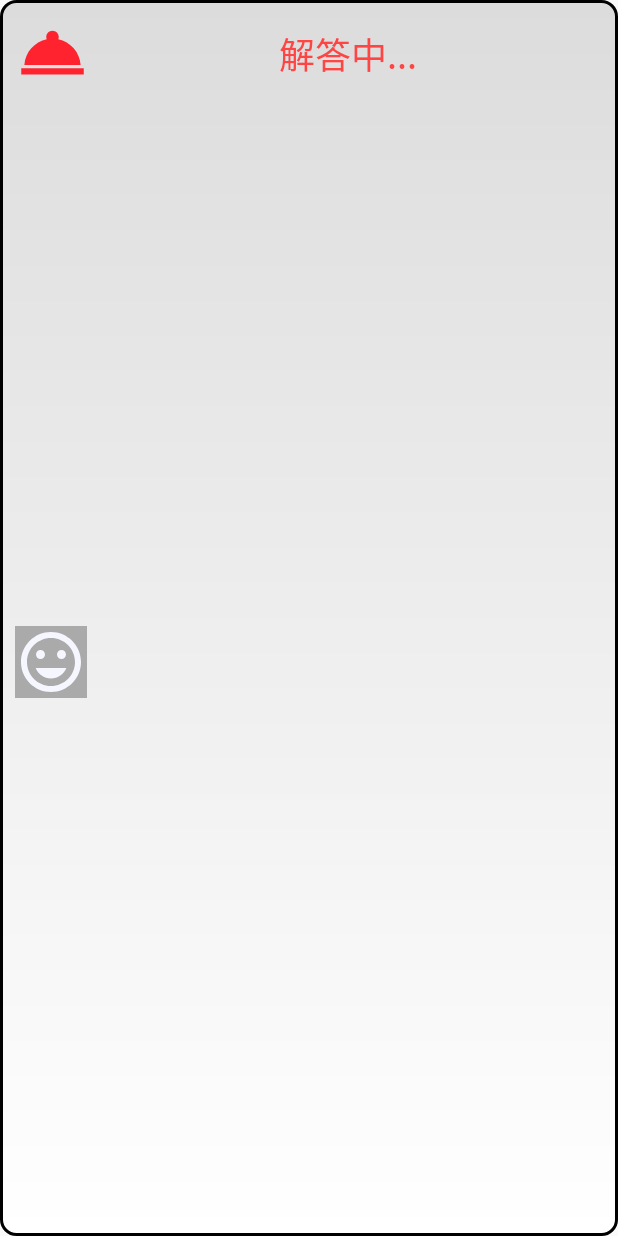
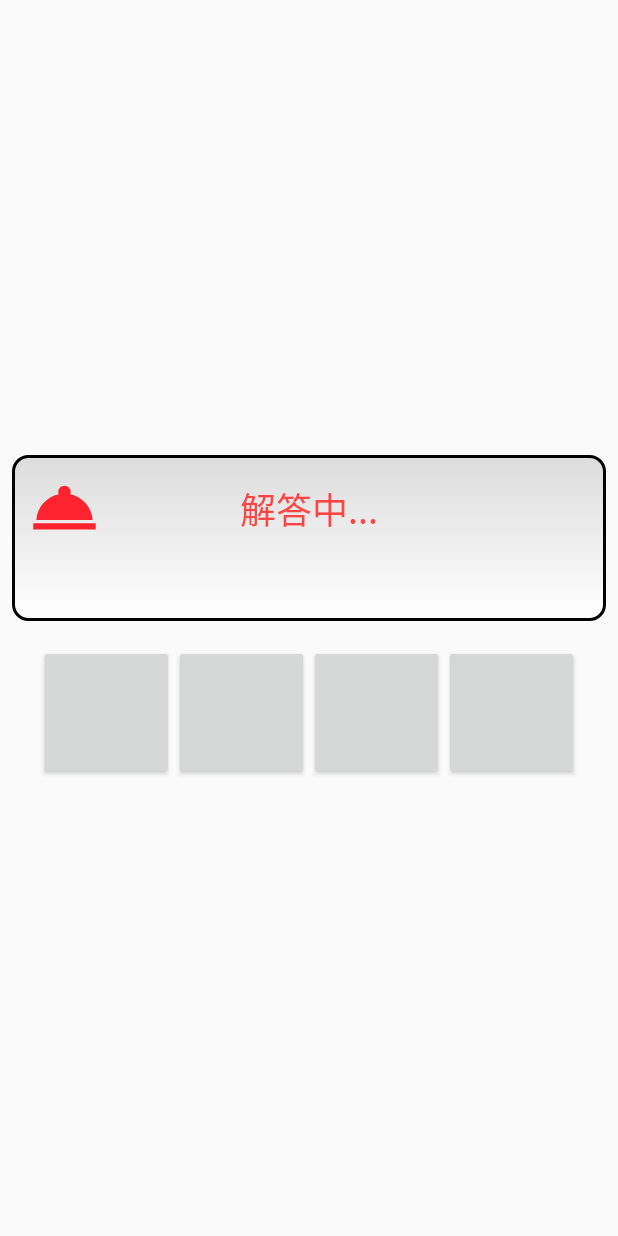
Before and after one commit to uzuraegg/QuizMaster, an Android app: the layout dialog_answering.xml on its own in the app's theme, with its tools: preview values and no code run, on a phone screen of 412 x 824 dp. Run offline under Robolectric (Android 15) with nearby library versions, the phone set to English and light mode, and no system bars.

Commit message:
諸々仮完成させた

```diff
--- a/app/src/main/AndroidManifest.xml
+++ b/app/src/main/AndroidManifest.xml
@@ -21,6 +21,7 @@
                 <action android:name="android.intent.action.QUIZ" />
             </intent-filter>
         </activity>
+        <activity android:name=".EndActivity"></activity>
     </application>
 
 </manifest>
--- a/app/src/main/java/com/diesen/quizmaster/CharByCharTextView.java
+++ b/app/src/main/java/com/diesen/quizmaster/CharByCharTextView.java
@@ -1,5 +1,6 @@
 package com.diesen.quizmaster;
 
+import android.annotation.SuppressLint;
 import android.content.Context;
 import android.os.Handler;
 import android.os.Message;
@@ -11,7 +12,7 @@ import android.widget.TextView;
 public class CharByCharTextView extends android.support.v7.widget.AppCompatTextView {
     String defautText = "文字列を１文字ずつ出力するテスト";
     private static int TIMEOUT_MESSAGE = 1;
-    private static int INTERVAL = 2;
+    private static int INTERVAL = 3;
 
     // Meta Data
     int i = 0;
@@ -46,6 +47,7 @@ public class CharByCharTextView extends android.support.v7.widget.AppCompatTextV
     }
 
     // 文字列を一文字ずつ出力するハンドラ
+    @SuppressLint("HandlerLeak")
     private Handler handler = new Handler() {
         @Override
         public void dispatchMessage(Message msg) {
@@ -69,4 +71,5 @@ public class CharByCharTextView extends android.support.v7.widget.AppCompatTextV
             }
         }
     };
+
 }
--- a/app/src/main/java/com/diesen/quizmaster/TitleActivity.java
+++ b/app/src/main/java/com/diesen/quizmaster/TitleActivity.java
@@ -1,13 +1,10 @@
 package com.diesen.quizmaster;
 
 import android.content.Intent;
-import android.media.Image;
 import android.support.v7.app.AppCompatActivity;
 import android.os.Bundle;
 import android.support.v7.widget.Toolbar;
 import android.view.View;
-import android.widget.Button;
-import android.widget.ImageButton;
 
 public class TitleActivity extends AppCompatActivity {
 
@@ -16,7 +13,7 @@ public class TitleActivity extends AppCompatActivity {
         super.onCreate(savedInstanceState);
         setContentView(R.layout.activity_title);
 
-        findViewById(R.id.online_button).setOnClickListener(new View.OnClickListener(){
+        findViewById(R.id.start_button).setOnClickListener(new View.OnClickListener(){
             @Override
             public void onClick(View w){
                 Intent intent = new Intent(getApplicationContext(), QuizActivity.class);
--- a/app/src/main/res/layout/activity_quiz.xml
+++ b/app/src/main/res/layout/activity_quiz.xml
@@ -13,7 +13,7 @@
         android:layout_marginEnd="24dp"
         android:layout_marginStart="24dp"
         android:layout_marginTop="24dp"
-        android:textSize="24sp"
+        android:textSize="30sp"
         app:layout_constraintEnd_toEndOf="parent"
         app:layout_constraintStart_toStartOf="parent"
         app:layout_constraintTop_toTopOf="parent" />
--- a/app/src/main/res/layout/dialog_answering.xml
+++ b/app/src/main/res/layout/dialog_answering.xml
@@ -1,12 +1,21 @@
 <?xml version="1.0" encoding="utf-8"?>
-<android.support.constraint.ConstraintLayout
-    xmlns:android="http://schemas.android.com/apk/res/android"
+<LinearLayout xmlns:android="http://schemas.android.com/apk/res/android"
+    xmlns:app="http://schemas.android.com/apk/res-auto"
     xmlns:tools="http://schemas.android.com/tools"
     android:layout_width="match_parent"
     android:layout_height="match_parent"
-    xmlns:app="http://schemas.android.com/apk/res-auto"
-    android:background="@layout/bg_dialog"
-    >
+    android:gravity="center_vertical"
+    android:orientation="vertical">
+
+    <android.support.constraint.ConstraintLayout
+        android:id="@+id/layout_ans"
+        android:layout_width="match_parent"
+        android:layout_height="wrap_content"
+        android:layout_marginBottom="8dp"
+        android:layout_marginEnd="8dp"
+        android:layout_marginStart="8dp"
+        android:layout_marginTop="8dp"
+        android:background="@layout/bg_dialog">
 
         <ImageView
             android:id="@+id/push_button"
@@ -20,48 +29,80 @@
 
         <TextView
             android:id="@+id/text_answering"
-        android:layout_width="wrap_content"
+            android:layout_width="93dp"
             android:layout_height="36dp"
 
             android:layout_marginEnd="8dp"
+            android:layout_marginStart="8dp"
             android:text="解答中..."
             android:textAlignment="center"
             android:textColor="@android:color/holo_red_light"
             android:textSize="24sp"
             app:layout_constraintBottom_toBottomOf="@id/push_button"
             app:layout_constraintEnd_toEndOf="parent"
-        app:layout_constraintStart_toEndOf="@+id/push_button"
+            app:layout_constraintStart_toStartOf="parent"
             app:layout_constraintTop_toTopOf="@id/push_button"
             app:layout_constraintVertical_bias="0.588" />
 
-    <ImageView
-        android:id="@+id/img_face"
+        <TextView
+            android:id="@+id/txt_ans"
             android:layout_width="wrap_content"
             android:layout_height="wrap_content"
-        android:layout_marginBottom="10dp"
-        android:layout_marginStart="10dp"
-        android:layout_marginTop="8dp"
-        android:background="@android:color/darker_gray"
-        app:layout_constraintBottom_toBottomOf="parent"
-        app:layout_constraintStart_toStartOf="parent"
-        app:layout_constraintTop_toBottomOf="@+id/push_button"
-        app:srcCompat="@drawable/ic_face" />
-
-    <TextView
-        android:id="@+id/textView2"
-        android:layout_width="0dp"
-        android:layout_height="68dp"
+            android:layout_marginBottom="8dp"
             android:layout_marginEnd="20dp"
             android:layout_marginStart="8dp"
             android:layout_marginTop="8dp"
             android:gravity="center_vertical"
-        android:textSize="18sp"
-        app:layout_constraintBottom_toBottomOf="@id/img_face"
+            android:textSize="30sp"
+            app:layout_constraintBottom_toBottomOf="parent"
             app:layout_constraintEnd_toEndOf="parent"
-        app:layout_constraintHorizontal_bias="0.0"
-        app:layout_constraintStart_toEndOf="@+id/img_face"
-        app:layout_constraintTop_toBottomOf="@+id/text_answering"
-        app:layout_constraintVertical_bias="1.0" />
+            app:layout_constraintStart_toStartOf="parent"
+            app:layout_constraintTop_toBottomOf="@+id/text_answering" />
+
+    </android.support.constraint.ConstraintLayout>
+
+    <LinearLayout
+        android:layout_width="match_parent"
+        android:layout_height="wrap_content"
+        android:layout_marginBottom="8dp"
+        android:layout_marginEnd="8dp"
+        android:layout_marginStart="8dp"
+        android:layout_marginTop="8dp"
+        android:gravity="bottom|center_horizontal"
+        android:orientation="horizontal">
+
+        <Button
+            android:id="@+id/bt_choice1"
+            android:layout_width="90dp"
+            android:layout_height="90dp"
+            android:layout_weight="0"
+            android:textAlignment="center"
+            android:textSize="30sp" />
+
+        <Button
+            android:id="@+id/bt_choice2"
+            android:layout_width="90dp"
+            android:layout_height="90dp"
+            android:layout_weight="0"
+            android:textAlignment="center"
+            android:textSize="30sp" />
+
+        <Button
+            android:id="@+id/bt_choice3"
+            android:layout_width="90dp"
+            android:layout_height="90dp"
+            android:layout_weight="0"
+            android:textAlignment="center"
+            android:textSize="30sp" />
+
+        <Button
+            android:id="@+id/bt_choice4"
+            android:layout_width="90dp"
+            android:layout_height="90dp"
+            android:layout_weight="0"
+            android:textAlignment="center"
+            android:textSize="30sp" />
+    </LinearLayout>
 
 
-</android.support.constraint.ConstraintLayout>
+</LinearLayout>
```
Also changed, not shown: app/src/main/assets/test.csv (+10 -7 lines), app/src/main/java/com/diesen/quizmaster/AnsweringDialog.java (+108 -2 lines), app/src/main/java/com/diesen/quizmaster/ChoicesDialog.java (deleted, +0 -78 lines), app/src/main/java/com/diesen/quizmaster/EndActivity.java (added, +22 -0 lines), app/src/main/java/com/diesen/quizmaster/QuizActivity.java (+35 -12 lines), app/src/main/res/layout/activity_title.xml (+9 -19 lines), app/src/main/res/layout/dialog_choices.xml (deleted, +0 -46 lines), app/src/main/res/layout/layout_end.xml (added, +32 -0 lines), 2 other files. Lines whose indentation alone changed are shown as unchanged.
